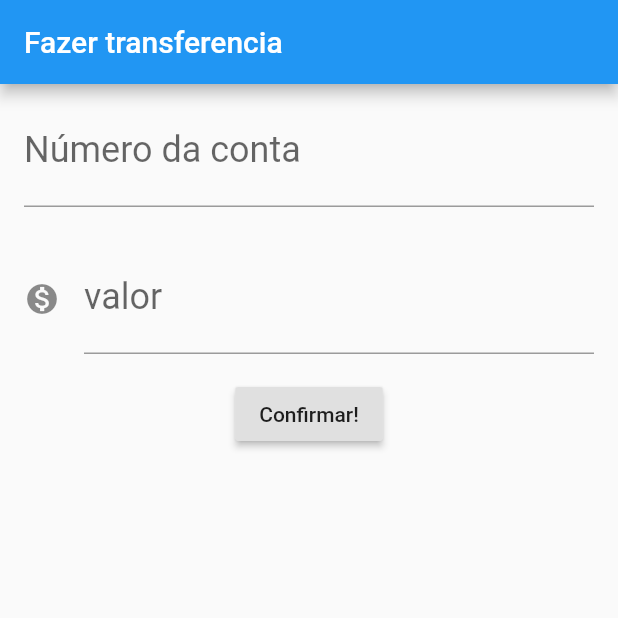
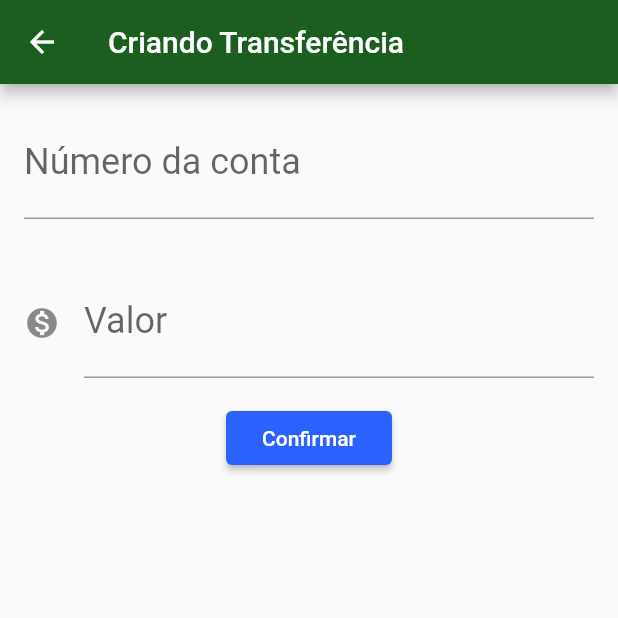
Before and after one commit to Allef-Reis/Alura-flutter, a Flutter app: the FormTransferencia screen opened directly, on a phone screen of 412 x 824 dp, the top half of it. Run offline on Flutter 3.47's test engine with Material 2 defaults, Android fonts, the phone set to English and light mode, and no system bars.

Commit message:
Projeto finalizado

```diff
--- /dev/null
+++ b/bytebank/lib/components/editor.dart
@@ -0,0 +1,32 @@
+import 'package:flutter/material.dart';
+
+class Editor extends StatelessWidget {
+  final TextEditingController controlador;
+  final String rotulo;
+  final String dica;
+  final IconData icone;
+
+  Editor({
+    this.controlador,
+    this.rotulo,
+    this.dica,
+    this.icone,
+  });
+
+  @override
+  Widget build(BuildContext context) {
+    return Padding(
+      padding: const EdgeInsets.all(16.0),
+      child: TextField(
+        controller: controlador,
+        style: TextStyle(fontSize: 24.0),
+        decoration: InputDecoration(
+          icon: icone != null ? Icon(icone) : null,
+          labelText: rotulo,
+          hintText: dica,
+        ),
+        keyboardType: TextInputType.number,
+      ),
+    );
+  }
+}
--- /dev/null
+++ b/bytebank/lib/models/transferencia.dart
@@ -0,0 +1,14 @@
+class Transferencia {
+  final double valor;
+  final int numeroConta;
+
+  Transferencia(
+    this.valor,
+    this.numeroConta,
+  );
+
+  @override
+  String toString() {
+    return 'Transferencia{valor: $valor, numeroConta: $numeroConta}';
+  }
+}
--- a/bytebank/lib/pages/home.dart
+++ /dev/null
@@ -1,125 +0,0 @@
-import 'package:flutter/material.dart';
-
-class ByteBankApp extends StatelessWidget {
-  @override
-  Widget build(BuildContext context) {
-    return MaterialApp(
-      home: Scaffold(
-        body: FormTransferencia(),
-      ),
-    );
-  }
-}
-
-// formulário
-class FormTransferencia extends StatelessWidget {
-  final TextEditingController _controladorCampoConta = TextEditingController();
-  final TextEditingController _controladorCampoValor = TextEditingController();
-
-  @override
-  Widget build(BuildContext context) {
-    return Scaffold(
-      appBar: AppBar(
-        title: Text("Fazer transferencia"),
-      ),
-      body: Column(
-        children: [
-          Padding(
-            padding: const EdgeInsets.fromLTRB(16.0, 8, 16, 8),
-            child: TextField(
-              controller: _controladorCampoConta,
-              style: TextStyle(fontSize: 24),
-              decoration: InputDecoration(
-                  labelText: 'Número da conta', hintText: "0000"),
-              keyboardType: TextInputType.number,
-            ),
-          ),
-          Padding(
-            padding: const EdgeInsets.all(16.0),
-            child: TextField(
-              controller: _controladorCampoValor,
-              style: TextStyle(fontSize: 24),
-              decoration: InputDecoration(
-                  icon: Icon(Icons.monetization_on),
-                  labelText: "valor",
-                  hintText: "000,00"),
-              keyboardType: TextInputType.number,
-            ),
-          ),
-          RaisedButton(
-            child: Text("Confirmar!"),
-            onPressed: () {
-              final int numConta = int.tryParse(_controladorCampoConta.text);
-              final double numValor =
-                  double.tryParse(_controladorCampoValor.text);
-
-              if (numValor != null && numConta != null) {
-                final transferenciaCriada = Transferencia(numValor, numConta);
-                Scaffold.of(context).showSnackBar(
-                  SnackBar(
-                    content: Text('funcionou!'),
-                  ),
-                );
-              }
-            },
-          ),
-        ],
-      ),
-    );
-  }
-}
-
-// interface
-class Transferencia {
-  final double valor;
-  final int conta;
-
-  Transferencia(this.valor, this.conta);
-
-  @override
-  String toString() {
-    return 'Transferencia{valor: $valor, conta: $conta';
-  }
-}
-
-// class apoio
-class ItemTransferencia extends StatelessWidget {
-  final Transferencia _transferencia;
-
-  const ItemTransferencia(this._transferencia);
-
-  @override
-  Widget build(BuildContext context) {
-    return Card(
-      child: ListTile(
-        leading: Icon(Icons.monetization_on),
-        title: Text(_transferencia.valor.toString()),
-        subtitle: Text(_transferencia.conta.toString()),
-      ),
-    );
-  }
-}
-
-// Listagem de transferencias
-
-class ListaTransferencias extends StatelessWidget {
-  @override
-  Widget build(BuildContext context) {
-    return Scaffold(
-      appBar: AppBar(
-        title: Text("Transferencias"),
-      ),
-      body: Column(
-        children: [
-          ItemTransferencia(Transferencia(11.7, 23)),
-          ItemTransferencia(Transferencia(71.5, 22)),
-          ItemTransferencia(Transferencia(56.7, 52)),
-        ],
-      ),
-      floatingActionButton: FloatingActionButton(
-        onPressed: () {},
-        child: Icon(Icons.add),
-      ),
-    );
-  }
-}
--- /dev/null
+++ b/bytebank/lib/screens/transferencia/formulario.dart
@@ -0,0 +1,64 @@
+import 'package:bytebank/components/editor.dart';
+import 'package:bytebank/models/transferencia.dart';
+import 'package:flutter/material.dart';
+
+const _tituloAppBar = 'Criando Transferência';
+
+const _rotuloCampoValor = 'Valor';
+const _dicaCampoValor = '0.00';
+
+const _rotuloCampoNumeroConta = 'Número da conta';
+const _dicaCampoNumeroConta = '0000';
+
+const _textoBotaoConfirmar = 'Confirmar';
+
+class FormTransferencia extends StatefulWidget {
+  @override
+  State<StatefulWidget> createState() {
+    return FormTransferenciaState();
+  }
+}
+
+class FormTransferenciaState extends State<FormTransferencia> {
+  final TextEditingController _controladorCampoNumeroConta =
+      TextEditingController();
+  final TextEditingController _controladorCampoValor = TextEditingController();
+
+  @override
+  Widget build(BuildContext context) {
+    return Scaffold(
+        appBar: AppBar(
+          title: Text(_tituloAppBar),
+        ),
+        body: SingleChildScrollView(
+          child: Column(
+            children: <Widget>[
+              Editor(
+                controlador: _controladorCampoNumeroConta,
+                dica: _dicaCampoNumeroConta,
+                rotulo: _rotuloCampoNumeroConta,
+              ),
+              Editor(
+                dica: _dicaCampoValor,
+                controlador: _controladorCampoValor,
+                rotulo: _rotuloCampoValor,
+                icone: Icons.monetization_on,
+              ),
+              RaisedButton(
+                child: Text(_textoBotaoConfirmar),
+                onPressed: () => _criaTransferencia(context),
+              ),
+            ],
+          ),
+        ));
+  }
+
+  void _criaTransferencia(BuildContext context) {
+    final int numeroConta = int.tryParse(_controladorCampoNumeroConta.text);
+    final double valor = double.tryParse(_controladorCampoValor.text);
+    if (numeroConta != null && valor != null) {
+      final transferenciaCriada = Transferencia(valor, numeroConta);
+      Navigator.pop(context, transferenciaCriada);
+    }
+  }
+}
```
Also changed, not shown: bytebank/lib/main.dart (+18 -3 lines), bytebank/lib/screens/transferencia/lista.dart (added, +66 -0 lines).
